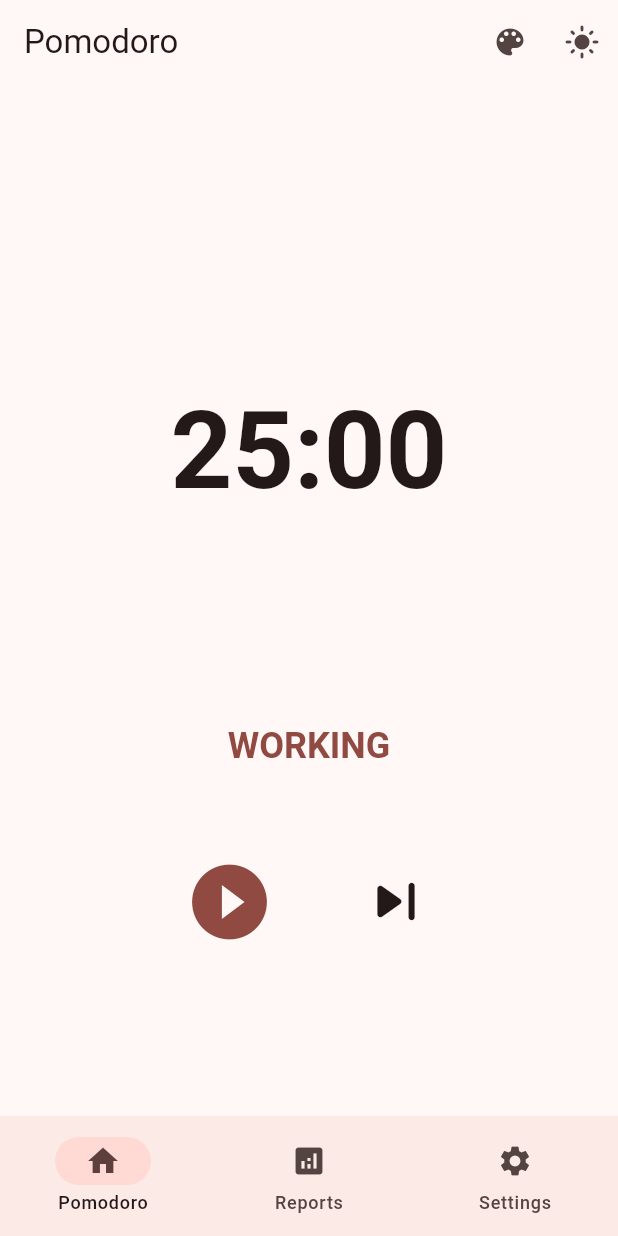
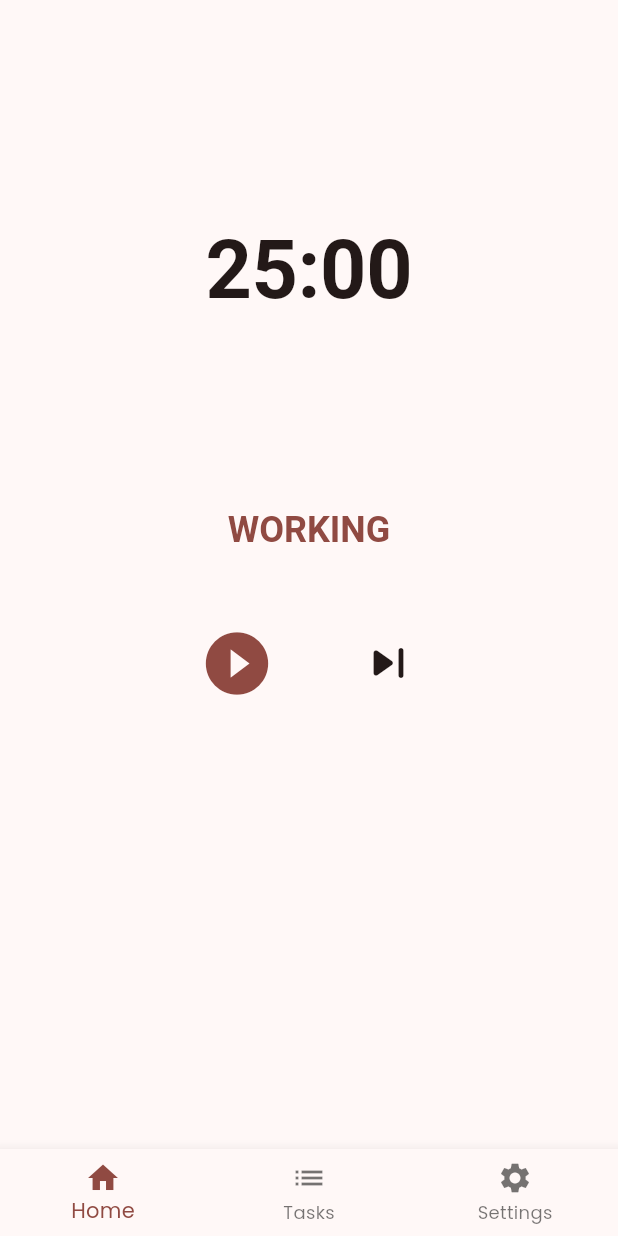
Before and after one commit to Dukas23/pomodoro, a Flutter app: the screen it shows after launch, on a phone screen of 412 x 824 dp. Run offline on Flutter 3.47's test engine with Material 3 defaults, Android fonts, the phone set to English and light mode, and no system bars; our stand-ins replace go_router, google_fonts.

```diff
--- a/lib/core/router/router.dart
+++ b/lib/core/router/router.dart
@@ -4,6 +4,7 @@ import 'package:pomodoro/core/router/app_routes.dart';
 import 'package:pomodoro/presentation/pages/home/home_screen.dart';
 import 'package:pomodoro/presentation/pages/reports/reports_screen.dart';
 import 'package:pomodoro/presentation/pages/pomodoro/pomodoro_screen.dart';
+import 'package:pomodoro/presentation/pages/settings/settings_screen.dart';
 
 final GoRouter router = GoRouter(
   initialLocation: AppRoutes.home,
@@ -13,25 +14,28 @@ final GoRouter router = GoRouter(
         return HomeScreen(child: child);
       },
       routes: <RouteBase>[
-        // Home route (root) — required because initialLocation is AppRoutes.home ('/')
         GoRoute(
           path: AppRoutes.home,
-          builder: (BuildContext context, GoRouterState state) {
-            return PomodoroScreen();
+          pageBuilder: (BuildContext context, GoRouterState state) {
+            return const NoTransitionPage(
+              child: PomodoroScreen(),
+            );
           },
         ),
-
         GoRoute(
           path: AppRoutes.reports,
-          builder: (BuildContext context, GoRouterState state) {
-            return ReportsScreen();
+          pageBuilder: (BuildContext context, GoRouterState state) {
+            return const NoTransitionPage(
+              child: ReportsScreen(),
+            );
           },
         ),
-
         GoRoute(
           path: AppRoutes.settings,
-          builder: (BuildContext context, GoRouterState state) {
-            return const Placeholder(child: Text("Settings view"));
+          pageBuilder: (BuildContext context, GoRouterState state) {
+            return const NoTransitionPage(
+              child: SettingsScreen(),
+            );
           },
         ),
       ],
--- a/lib/presentation/pages/home/home_screen.dart
+++ b/lib/presentation/pages/home/home_screen.dart
@@ -1,142 +1,135 @@
 import 'package:flutter/material.dart';
 import 'package:go_router/go_router.dart';
-import 'package:provider/provider.dart';
+import 'package:pomodoro/core/utils/screen_size_util.dart';
+import 'package:pomodoro/domain/entities/destination_entity.dart';
 
-import 'package:pomodoro/core/utils/screen_size_util.dart';
-import 'package:pomodoro/core/theme/app_theme.dart';
-import 'package:pomodoro/core/theme/theme_provider.dart';
-import 'package:pomodoro/domain/entities/destination_entity.dart';
-// NOTE: La lógica del temporizador se mantiene fuera de este widget de UI principal
+// Define your app destinations here
+final List<DestinationEntity> appDestination = [
+  DestinationEntity(title: 'Home', icon: Icons.home, path: '/home'),
+  DestinationEntity(title: 'Tasks', icon: Icons.list, path: '/tasks'),
+  DestinationEntity(title: 'Settings', icon: Icons.settings, path: '/settings'),
+];
 
 class HomeScreen extends StatelessWidget {
-  // El 'child' es la vista de la ruta actual (home, reports, settings) de GoRouter
   final Widget child;
 
   const HomeScreen({super.key, required this.child});
 
-  // --- Lógica de Navegación ---
-  // 1. Determina el índice de navegación basado en la ruta actual
-  int _getCurrentIndex(BuildContext context) {
-    // Usamos GoRouterState para obtener la ubicación actual
-    final String location = GoRouterState.of(context).matchedLocation;
+  @override
+  Widget build(BuildContext context) {
+    final sizeUtil = ScreenSizeUtil(context);
+    final currentRoute = ModalRoute.of(context)?.settings.name;
 
-    // Encuentra el índice que coincide con la ruta en la lista de entidades
-    final int index = appDestionation.indexWhere((d) => d.path == location);
+    // Para pantallas grandes, usamos GridView con sidebar + contenido
+    if (sizeUtil.isLargeScreen) {
+      return Scaffold(
+        body: GridView.count(
+          crossAxisCount: 2,
+          childAspectRatio: 0.3, // Sidebar más angosto
+          children: [
+            // Sidebar Navigation
+            _buildDesktopSidebar(context, currentRoute),
 
-    // Asegura que el índice siempre sea válido (por defecto 0)
-    return index < 0 ? 0 : index;
+            // Main Content Area
+            Container(
+              constraints: const BoxConstraints(maxWidth: 1200),
+              child: child,
+            ),
+          ],
+        ),
+      );
+    } else {
+      // Para mobile/tablet, GridView con contenido principal + bottom nav
+      return Scaffold(
+        appBar: AppBar(),
+        bottomNavigationBar: _buildMobileBottomNav(context, currentRoute),
+        body: SafeArea(
+          child: GridView.count(
+            crossAxisCount: 1,
+            children: [
+              // Main Content
+              child,
+            ],
+          ),
+        ),
+      );
+    }
   }
 
-  // 2. Manejador para navegar usando GoRouter
-  void _onNavigate(BuildContext context, int index) {
-    final dest = appDestionation[index];
-    context.go(dest.path);
-  }
-
-  // --- Widgets de Configuración ---
-  Widget _buildColorSkinButton(BuildContext context) {
-    return PopupMenuButton<Color>(
-      icon: const Icon(Icons.color_lens),
-      tooltip: 'Cambiar color principal',
-      onSelected: (color) {
-        Provider.of<ThemeProvider>(context, listen: false).setColorSkin(color);
-      },
-      itemBuilder: (context) => [
-        for (final color in allowedColorSkins)
-          PopupMenuItem<Color>(
-            value: color,
-            child: Row(
-              children: [
-                Container(
-                  width: 30,
-                  height: 24,
-                  decoration: BoxDecoration(
-                    color: color,
-                    shape: BoxShape.circle,
-                    border: Border.all(color: Colors.black12),
-                  ),
-                ),
-                const SizedBox(width: 8),
-                // Usar un nombre de color más amigable si es posible
-                Text(color.toString().split('(')[0].replaceAll('Color', '')),
-              ],
+  Widget _buildDesktopSidebar(BuildContext context, String? currentRoute) {
+    return Container(
+      width: 280,
+      color: Theme.of(context).colorScheme.surfaceContainerHighest,
+      child: GridView.count(
+        crossAxisCount: 1,
+        childAspectRatio: 6, // Para items de navegación más altos
+        padding: const EdgeInsets.all(16),
+        children: [
+          // Header
+          ListTile(
+            title: Text(
+              'Pomodoro App',
+              style: Theme.of(
+                context,
+              ).textTheme.headlineSmall!.copyWith(fontWeight: FontWeight.bold),
             ),
           ),
-      ],
+
+          // Navigation Items
+          ...appDestination.map(
+            (destination) => _buildNavItem(context, destination, currentRoute),
+          ),
+        ],
+      ),
     );
   }
 
-  Widget _buildThemeToggleButton(BuildContext context) {
-    final isDarkMode = Provider.of<ThemeProvider>(context).isDarkMode;
-    return IconButton(
-      icon: Icon(isDarkMode ? Icons.dark_mode : Icons.light_mode),
-      onPressed: () {
-        Provider.of<ThemeProvider>(context, listen: false).toggleTheme();
-      },
+  Widget _buildMobileBottomNav(BuildContext context, String? currentRoute) {
+    return BottomNavigationBar(
+      items: appDestination.map((destination) {
+        return BottomNavigationBarItem(
+          icon: Icon(destination.icon),
+          label: destination.title,
+        );
+      }).toList(),
+      currentIndex: _getCurrentIndex(currentRoute),
+      onTap: (index) => _onNavItemTapped(context, index),
     );
   }
 
-  @override
-  Widget build(BuildContext context) {
-    final sizeUtil = ScreenSizeUtil(context);
-    final currentIndex = _getCurrentIndex(context);
-
-    // NOTA: Toda la lógica de PomodoroTimer (start, pause, nextState)
-    // se ha eliminado del build para mantener la UI limpia.
-    // Ahora solo se enfoca en el layout adaptable.
-
-    return Scaffold(
-      appBar: AppBar(
-        title: const Text('Pomodoro'),
-        actions: [
-          _buildColorSkinButton(context),
-          _buildThemeToggleButton(context),
-        ],
+  Widget _buildNavItem(
+    BuildContext context,
+    DestinationEntity destination,
+    String? currentRoute,
+  ) {
+    return Card(
+      elevation: currentRoute == destination.path ? 2 : 0,
+      color: currentRoute == destination.path
+          ? Theme.of(context).colorScheme.primary.withValues()
+          : Colors.transparent,
+      child: ListTile(
+        leading: Icon(destination.icon),
+        title: Text(destination.title),
+        selected: currentRoute == destination.path,
+        onTap: () => _navigateTo(context, destination.path),
       ),
-
-      // PASO 2 & 3: MEDIR y RAMIFICAR el layout principal
-      body: SafeArea(
-        // BUENA PRÁCTICA: Envuelve el cuerpo en SafeArea
-        child: Row(
-          children: [
-            // RAMIFICACIÓN 1: NavigationRail (Solo para Tablet/Desktop)
-            if (!sizeUtil.isMobileLayout)
-              NavigationRail(
-                selectedIndex: currentIndex,
-                onDestinationSelected: (idx) => _onNavigate(context, idx),
-                labelType: NavigationRailLabelType.all,
-                destinations: appDestionation
-                    .map(
-                      (d) => NavigationRailDestination(
-                        icon: Icon(d.icon),
-                        label: Text(d.title),
-                      ),
-                    )
-                    .toList(),
-              ),
-
-            // Contenido Principal: Ocupa el espacio restante
-            // Esto es lo que GoRouter está inyectando a través del ShellRoute
-            Expanded(child: child),
-          ],
-        ),
-      ),
-
-      // RAMIFICACIÓN 2: NavigationBar (Solo para Mobile)
-      bottomNavigationBar: sizeUtil.isMobileLayout
-          ? NavigationBar(
-              selectedIndex: currentIndex,
-              onDestinationSelected: (idx) => _onNavigate(context, idx),
-              destinations: appDestionation
-                  .map(
-                    (d) => NavigationDestination(
-                      icon: Icon(d.icon),
-                      label: d.title,
-                    ),
-                  )
-                  .toList(),
-            )
-          : null, // Si no es móvil, no hay NavigationBar
     );
   }
+
+  int _getCurrentIndex(String? currentRoute) {
+    for (int i = 0; i < appDestination.length; i++) {
+      if (appDestination[i].path == currentRoute) {
+        return i;
+      }
+    }
+    return 0;
+  }
+
+  void _onNavItemTapped(BuildContext context, int index) {
+    _navigateTo(context, appDestination[index].path);
+  }
+
+  void _navigateTo(BuildContext context, String route) {
+    context.go(route);
+  }
 }
--- a/lib/presentation/pages/pomodoro/pomodoro_screen.dart
+++ b/lib/presentation/pages/pomodoro/pomodoro_screen.dart
@@ -1,16 +1,13 @@
 import 'package:flutter/material.dart';
+import 'package:pomodoro/domain/uses_cases/pomodoro_timer.dart';
 import 'package:pomodoro/presentation/pages/pomodoro/widgets/circular_progress_with_contex.dart';
 import 'package:provider/provider.dart';
+import 'package:pomodoro/domain/entities/pomodoro_phase.dart';
 
-// Asegúrate de que PomodoroTimer extienda ChangeNotifier y use notifyListeners()
-import 'package:pomodoro/domain/entities/pomodoro_phase.dart';
-import 'package:pomodoro/domain/uses_cases/pomodoro_timer.dart';
 
-// ESTA ES LA VISTA DE CONTENIDO, LA QUE SE INYECTA EN EL SHELL (HomeScreen).
 class PomodoroScreen extends StatelessWidget {
   const PomodoroScreen({super.key});
 
-  // Helper para formatear el tiempo
   String _formatTime(int totalSeconds) {
     final minutes = (totalSeconds ~/ 60).toString().padLeft(2, '0');
     final seconds = (totalSeconds % 60).toString().padLeft(2, '0');
@@ -19,43 +16,47 @@ class PomodoroScreen extends StatelessWidget {
 
   @override
   Widget build(BuildContext context) {
-    // 1. Escuchar el estado del temporizador a través de Provider
-    // Usamos select para optimizar las reconstrucciones, solo escuchando los campos necesarios
     final pomodoroTimer = context.watch<PomodoroTimer>();
-
-    // Determinar los segundos máximos para calcular el valor del progreso circular
-    final maxSeconds = pomodoroTimer.currentType == PomodoroType.working
-        ? 1500
-        : 300;
-
-    // El progreso es el tiempo restante / tiempo máximo
+    final maxSeconds = pomodoroTimer.currentType == PomodoroType.working ? 1500 : 300;
     final progressValue = pomodoroTimer.seconds / maxSeconds;
-
-    // Obtener la lógica del use case sin escuchar cambios (para las llamadas a funciones)
     final timerActions = context.read<PomodoroTimer>();
 
-    // La vista se centra y ocupa todo el espacio que le da el Shell (HomeScreen)
-    return Center(
-      child: Column(
-        mainAxisAlignment: MainAxisAlignment.center,
+    return LayoutBuilder(
+      builder: (context, constraints) {
+        final screenWidth = constraints.maxWidth;
+        final isWideScreen = screenWidth > 600;
+
+        return GridView.count(
+          crossAxisCount: isWideScreen ? 2 : 1,
+          mainAxisSpacing: 20,
+          crossAxisSpacing: 20,
+          padding: const EdgeInsets.all(20),
+          childAspectRatio: isWideScreen ? 1.2 : 1.8,
           children: [
-          // 2. Indicador de Progreso Circular
-          CircularProgressWithContex(
-            value: 1.0 - progressValue, // El progreso desciende de 1.0 a 0.0
+            // Progress Circle
+            Container(
+              alignment: Alignment.center,
+              child: CircularProgressWithContext(
+                value: 1.0 - progressValue,
                 strokeWidth: 15,
-            size: 280,
+                size: isWideScreen ? 280 : 220,
                 text: Text(
                   _formatTime(pomodoroTimer.seconds),
                   style: Theme.of(context).textTheme.displayLarge!.copyWith(
-                fontSize: 72,
+                    fontSize: isWideScreen ? 72 : 54,
                     fontWeight: FontWeight.bold,
                   ),
                 ),
               ),
+            ),
 
-          const SizedBox(height: 40),
-
-          // 3. Título de la Fase Actual
+            // Controls Section
+            Container(
+              alignment: Alignment.center,
+              child: Column(
+                mainAxisAlignment: MainAxisAlignment.center,
+                children: [
+                  // Phase Title
                   Text(
                     pomodoroTimer.currentType.toString().split('.').last.toUpperCase(),
                     style: Theme.of(context).textTheme.headlineSmall!.copyWith(
@@ -64,35 +65,37 @@ class PomodoroScreen extends StatelessWidget {
                     ),
                   ),
 
-          const SizedBox(height: 50),
+                  const SizedBox(height: 40),
 
-          // 4. Botones de Control
+                  // Control Buttons
                   Row(
                     mainAxisAlignment: MainAxisAlignment.center,
                     children: [
-              // Botón de Inicio/Pausa
                       IconButton(
-                iconSize: 60,
+                        iconSize: isWideScreen ? 60 : 50,
                         icon: Icon(
                           pomodoroTimer.isActive
                               ? Icons.pause_circle_filled
                               : Icons.play_circle_filled,
                         ),
-                onPressed: timerActions.toggle, // Llama al use case
+                        onPressed: timerActions.toggle,
                         color: Theme.of(context).colorScheme.primary,
                       ),
                       const SizedBox(width: 40),
-              // Botón de Salto de Fase
                       IconButton(
-                iconSize: 50,
+                        iconSize: isWideScreen ? 50 : 40,
                         icon: const Icon(Icons.skip_next_rounded),
-                onPressed: timerActions.nextState, // Llama al use case
+                        onPressed: timerActions.nextState,
                         color: Theme.of(context).colorScheme.onSurface,
                       ),
                     ],
                   ),
                 ],
               ),
+            ),
+          ],
+        );
+      },
     );
   }
 }
--- a/lib/presentation/pages/pomodoro/widgets/circular_progress_with_contex.dart
+++ b/lib/presentation/pages/pomodoro/widgets/circular_progress_with_contex.dart
@@ -1,12 +1,12 @@
 import 'package:flutter/material.dart';
 
-class CircularProgressWithContex extends StatelessWidget {
+class CircularProgressWithContext extends StatelessWidget {
   final double value;
   final Text text;
   final double strokeWidth;
   final double size;
 
-  const CircularProgressWithContex({
+  const CircularProgressWithContext({
     super.key,
     required this.value,
     required this.text,
@@ -22,7 +22,11 @@ class CircularProgressWithContex extends StatelessWidget {
       child: Stack(
         fit: StackFit.expand,
         children: [
-          CircularProgressIndicator(value: value, strokeWidth: strokeWidth),
+          CircularProgressIndicator(
+            value: value,
+            strokeWidth: strokeWidth,
+            color: Theme.of(context).colorScheme.primary,
+          ),
           Center(child: text),
         ],
       ),
```
Also changed, not shown: lib/presentation/pages/reports/reports_screen.dart (+14 -26 lines), lib/presentation/pages/settings/settings_screen.dart (added, +76 -0 lines). Lines whose indentation alone changed are shown as unchanged.
